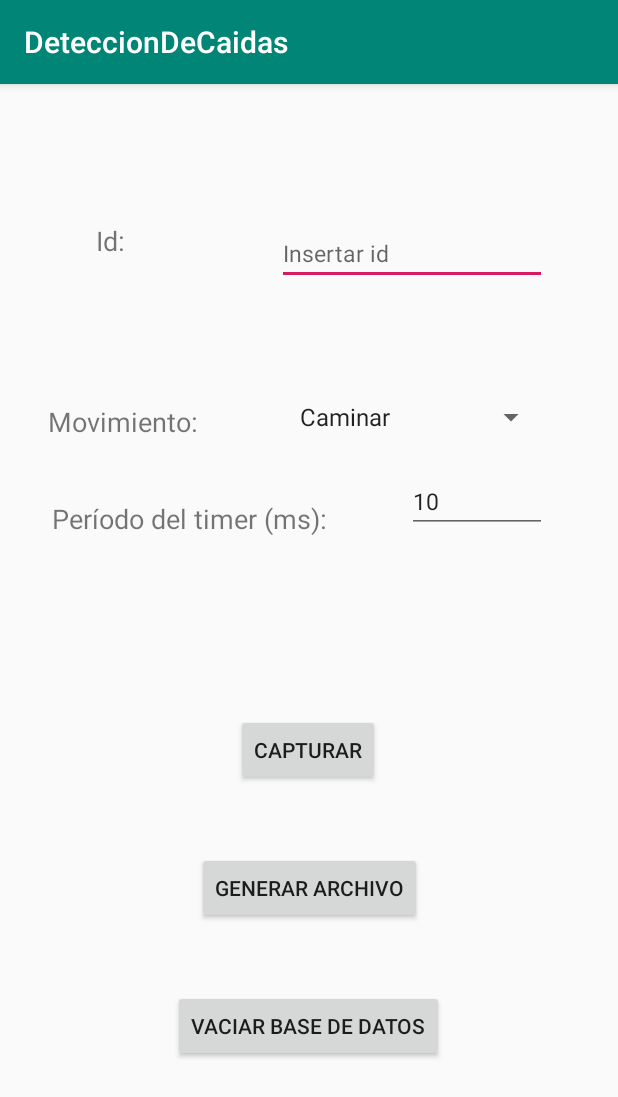
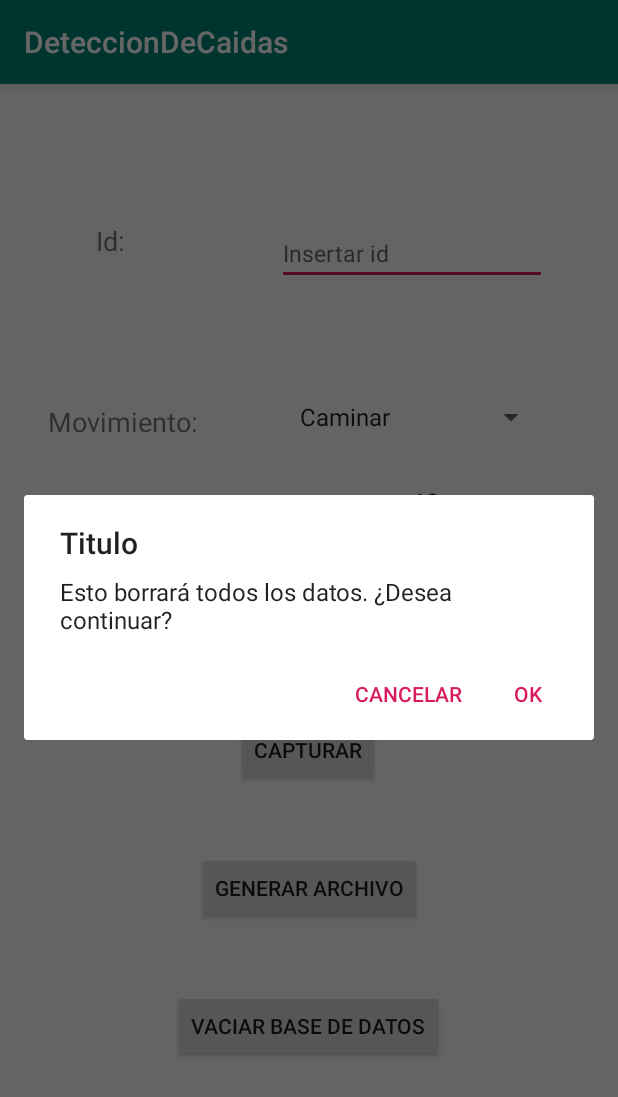
Before and after one commit to CateRios/DeteccionDeCaidas, an Android app: the screen it shows after launch (MainActivity), after a tap on "VACIAR BASE DE DATOS", on a phone screen of 412 x 824 dp. Shown: the top 1097 px of the screen. Run offline under Robolectric (Android 15) with nearby library versions, the phone set to English and light mode, and no system bars; our stand-ins replace Room's generated code; libraries missing offline, so code that uses them is left out: com.ajts.androidmads.

Commit message:
Añadido cuadro de diálogo de confirmación para borrar datos

```diff
--- a/app/src/main/java/com/example/detecciondecaidas/vista/MainActivity.java
+++ b/app/src/main/java/com/example/detecciondecaidas/vista/MainActivity.java
@@ -1,18 +1,24 @@
 package com.example.detecciondecaidas.vista;
 
+import androidx.annotation.NonNull;
+import androidx.annotation.Nullable;
 import androidx.appcompat.app.AppCompatActivity;
 import androidx.core.app.ActivityCompat;
 import androidx.core.content.ContextCompat;
+import androidx.fragment.app.Fragment;
+import androidx.fragment.app.FragmentManager;
+import androidx.fragment.app.FragmentTransaction;
 
 import android.Manifest;
+import android.app.AlertDialog;
 import android.content.Context;
+import android.content.DialogInterface;
 import android.content.pm.PackageManager;
 import android.media.MediaPlayer;
 import android.os.Build;
 import android.os.Bundle;
 import android.os.VibrationEffect;
 import android.os.Vibrator;
-import android.util.Log;
 import android.view.View;
 import android.widget.Button;
 import android.widget.EditText;
@@ -34,7 +40,7 @@ public class MainActivity extends AppCompatActivity implements MainActivityInter
     Button deleteDataButton;
     Spinner movTypeSelector;
     Timer buttonTimer;
-    Toast initToast, endToast, checkIdToast;
+    Toast initToast, endToast, checkIdToast, deleteToast;
     EditText editId;
     EditText editPeriod;
 
@@ -76,6 +82,7 @@ public class MainActivity extends AppCompatActivity implements MainActivityInter
         initToast = Toast.makeText(this, "Iniciando captura de movimientos", Toast.LENGTH_SHORT);
         endToast = Toast.makeText(this, "Captura de movimientos finalizada", Toast.LENGTH_SHORT);
         checkIdToast = Toast.makeText(this, "Los campos no pueden estar vacíos", Toast.LENGTH_SHORT);
+        deleteToast = Toast.makeText(this, "Se han eliminado los datos", Toast.LENGTH_SHORT);
     }
 
     @Override
@@ -163,9 +170,28 @@ public class MainActivity extends AppCompatActivity implements MainActivityInter
 
         }else if(v.getId() == findViewById(R.id.deleteDBButton).getId()){
             //Delete DB data
-            presenter.deleteDBData();
-            Toast.makeText(this, "Se han eliminado los datos", Toast.LENGTH_SHORT).show();
+            AlertDialog.Builder builder = new AlertDialog.Builder(this);
+            builder.setTitle("Titulo")
+                    .setMessage("Esto borrará todos los datos. ¿Desea continuar?")
+                    .setPositiveButton("OK",
+                            new DialogInterface.OnClickListener() {
+                                @Override
+                                public void onClick(DialogInterface dialog, int which) {
+                                    presenter.deleteDBData();
+                                    deleteToast.show();
+                                }
+                            })
+                    .setNegativeButton("CANCELAR",
+                            new DialogInterface.OnClickListener() {
+                                @Override
+                                public void onClick(DialogInterface dialog, int which) {
 
+                                }
+                            });
+
+
+
+            builder.create().show();
         }
     }
 
```
